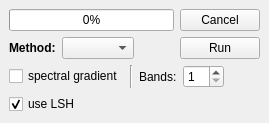
Above: gui/docks/clusteringdock.ui from gerbilvis/gerbil before the change. Below: the same form after it.
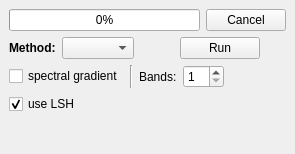
That is the form after the change. Icons and pictures are not drawn.

The edit to the form file:
```diff
--- a/gui/docks/clusteringdock.ui
+++ b/gui/docks/clusteringdock.ui
@@ -2,6 +2,14 @@
 <ui version="4.0">
  <class>ClusteringDock</class>
  <widget class="QDockWidget" name="ClusteringDock">
+  <property name="geometry">
+   <rect>
+    <x>0</x>
+    <y>0</y>
+    <width>295</width>
+    <height>154</height>
+   </rect>
+  </property>
   <property name="sizePolicy">
    <sizepolicy hsizetype="Preferred" vsizetype="Preferred">
     <horstretch>0</horstretch>
@@ -201,6 +209,12 @@
                     <property name="orientation">
                      <enum>Qt::Horizontal</enum>
                     </property>
+                    <property name="sizeHint" stdset="0">
+                     <size>
+                      <width>0</width>
+                      <height>0</height>
+                     </size>
+                    </property>
                    </spacer>
                   </item>
                  </layout>
```
Left out of the diff: 89 changed lines with no effect on the pictures.
